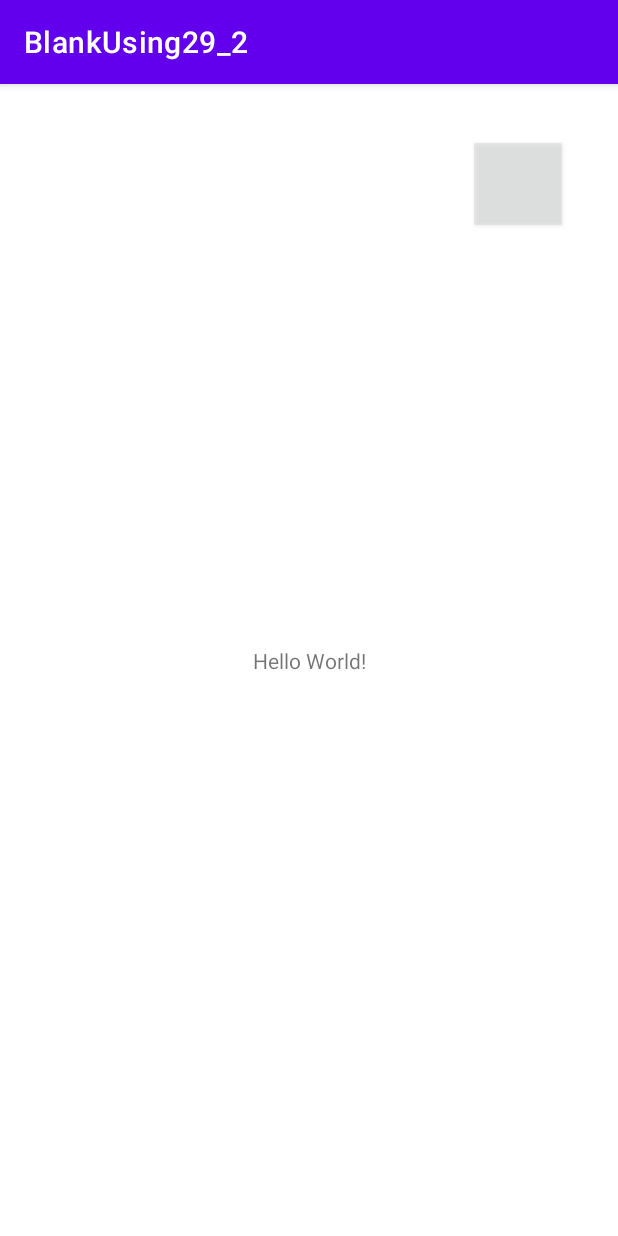
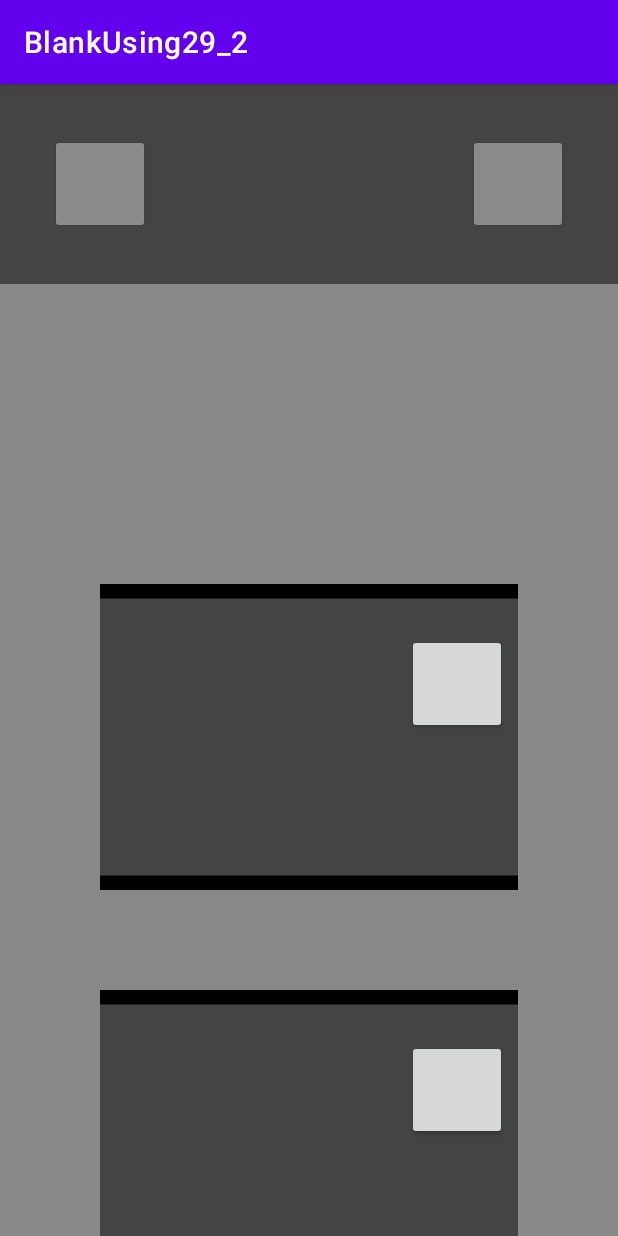
Before and after one commit to NickCoffin/Layout_Version, an Android app: the screen it shows after launch (MainActivity), on a phone screen of 412 x 824 dp. Run offline under Robolectric (Android 15) with nearby library versions, the phone set to English and light mode, and no system bars.

Commit message:
Nav bar, and saving policy menu
Added a nav bar that has 2 button that can go form settings and camera layout. settings can now go to the saving policy menu

```diff
--- /dev/null
+++ b/Android/Version29/app/src/main/java/com/example/blankusing29_2/Camera.java
@@ -0,0 +1,6 @@
+package com.example.blankusing29_2;
+
+public class Camera {
+    public int id;
+    public String name;
+}
--- /dev/null
+++ b/Android/Version29/app/src/main/java/com/example/blankusing29_2/Camera_Manager.java
@@ -0,0 +1,18 @@
+package com.example.blankusing29_2;
+
+import java.util.ArrayList;
+import java.util.List;
+
+public class Camera_Manager {
+    public List<Camera> cameras = new ArrayList<>();
+    public List<Notification> notifications = new ArrayList<>();
+    public List<Saving_Policy> saving_policies = new ArrayList<>();
+    public Camera_Manager(){
+        cameras.add(new Camera());
+        cameras.get(0).name = "camera1";
+        Saving_Policy policy = new Saving_Policy();
+        policy.camera = cameras.get(0);
+        policy.max_time = 10;
+        saving_policies.add(policy);
+    }
+}
--- /dev/null
+++ b/Android/Version29/app/src/main/java/com/example/blankusing29_2/Displayable_Policy.java
@@ -0,0 +1,5 @@
+package com.example.blankusing29_2;
+
+public interface Displayable_Policy {
+    public String get_display_text();
+}
--- a/Android/Version29/app/src/main/java/com/example/blankusing29_2/MainActivity.java
+++ b/Android/Version29/app/src/main/java/com/example/blankusing29_2/MainActivity.java
@@ -3,6 +3,7 @@ package com.example.blankusing29_2;
 import androidx.appcompat.app.AppCompatActivity;
 import androidx.constraintlayout.widget.ConstraintLayout;
 
+import android.graphics.Bitmap;
 import android.graphics.Canvas;
 import android.graphics.Color;
 import android.graphics.Paint;
@@ -12,11 +13,18 @@ import android.os.Bundle;
 import android.util.DisplayMetrics;
 import android.view.View;
 import android.widget.Button;
+import android.widget.ImageView;
+import android.widget.ScrollView;
 import android.widget.TextView;
 
 public class MainActivity extends AppCompatActivity {
+    public static final int visible = View.VISIBLE;
+    public static final int invisible = View.INVISIBLE;
+    public static int background_color1;
+    public static int background_color2;
 
-
+    public ConstraintLayout main_layout;
+    public Camera_Manager cameras;
 
     @Override
     protected void onCreate(Bundle savedInstanceState) {
@@ -25,70 +33,212 @@ public class MainActivity extends AppCompatActivity {
         ConstraintLayout constraintLayout = findViewById(R.id.main_layout);
         System.out.println("*******************\n\n\n" + constraintLayout);
 
-        View rect = fill_rectangle(Color.BLUE);
-        rect.setLayoutParams(createLayoutParams(100, 100, 100, 100, 600, 600));
-        constraintLayout.addView(rect);
-        rect.setVisibility(View.INVISIBLE);
+        background_color1 = Color.DKGRAY;
+        background_color2 = Color.GRAY;
 
-        ConstraintLayout camera_layout = construct_camera_layout(constraintLayout);
+        cameras = new Camera_Manager();
 
 
-        Button button = new Button(this);
-        button.setLayoutParams(createLayoutParams(50, -1, 50, -1, 100, 100));
-        button.setAlpha(0.5f);
-        button.setOnClickListener(new View.OnClickListener() {
+
+
+
+        main_layout = new ConstraintLayout(this);
+        main_layout.setLayoutParams(createLayoutParams(200, 0, 0, 0, -1, -1 ));
+        constraintLayout.addView(main_layout);
+
+        ConstraintLayout camera_layout = construct_camera_layout(main_layout);
+
+        construct_top_navigation_bar(constraintLayout);
+    }
+
+    public ConstraintLayout construct_top_navigation_bar(ConstraintLayout constraintLayout){
+        ConstraintLayout nav_layout = new ConstraintLayout(this);
+        nav_layout.setLayoutParams(createLayoutParams(0, -1, 0, 0, -1, 200));
+        constraintLayout.addView(nav_layout);
+
+        Button settings_button = new Button(this);
+        settings_button.setLayoutParams(createLayoutParams(50, -1, 50, -1, 100, 100));
+        settings_button.setAlpha(0.5f);
+        settings_button.setOnClickListener(new View.OnClickListener() {
             @Override
             public void onClick(View view) {
-                button.setVisibility(View.INVISIBLE);
-                camera_layout.setVisibility(View.VISIBLE);
+                main_layout.removeAllViews();
+                construct_settings_layout(main_layout);
             }
         });
-        constraintLayout.addView(button);
+        nav_layout.addView(settings_button);
+
+        Button camera_button = new Button(this);
+        camera_button.setLayoutParams(createLayoutParams(50, -1, -1, 50, 100, 100));
+        camera_button.setAlpha(0.5f);
+        camera_button.setOnClickListener(new View.OnClickListener() {
+            @Override
+            public void onClick(View view) {
+                main_layout.removeAllViews();
+                construct_camera_layout(main_layout);
+            }
+        });
+        nav_layout.addView(camera_button);
+
+
+
+
+
+        View top_navigator = fill_rectangle(background_color1);
+        top_navigator.setLayoutParams(createLayoutParams(0, -1, 0, 0, -1, 200));
+        nav_layout.addView(top_navigator);
+        return null;
+    }
+
+    public ConstraintLayout construct_saving_policy_layout(ConstraintLayout main_layout){
+        ConstraintLayout layout = new ConstraintLayout(this);
+        main_layout.addView(layout);
+
+        View rect = round_rectangle(Color.RED);
+        rect.setLayoutParams(createLayoutParams(50, -1, -1, 50, 400, 200));
+        TextView text = new TextView(this);
+        text.setLayoutParams(createLayoutParams(70, -1, -1, 60, 400, 200));
+        text.setTextColor(Color.BLACK);
+        layout.addView(text);
+
+        text.setText(cameras.saving_policies.get(0).get_display_text());
+
+        layout.addView(rect);
+
+
+
+        return layout;
+    }
+
+    public ConstraintLayout construct_settings_layout(ConstraintLayout main_layout){
+        ConstraintLayout settings_layout = new ConstraintLayout(this);
+        main_layout.addView(settings_layout);
+
+        int space_between_settings = 10;
+        int setting_height = 200;
+        int height_factor = 200+10;
+
+        View background = fill_rectangle(background_color2);
+        background.setLayoutParams(createLayoutParams(0, 0, 0, 0, -1, -1));
+        settings_layout.addView(background);
+
+        String[] setting_texts = {
+                "saving",
+                "notifications",
+                "setting 3",
+                "setting 4"
+        };
+
+        for(int i = 0; i < 4; i++){
+            int finalI = i;
+            ConstraintLayout setting = new ConstraintLayout(this);
+            setting.setOnClickListener(new View.OnClickListener() {
+                @Override
+                public void onClick(View view) {
+                    if(finalI == 0){
+                        System.out.println("hello!!");
+                        main_layout.removeAllViews();
+                        construct_saving_policy_layout(main_layout);
+                    }
+                }
+            });
+            setting.setLayoutParams(createLayoutParams(height_factor*i, -1, 0, 0, -1, 200));
+            settings_layout.addView(setting);
+
+            View rectangle = fill_rectangle(background_color1);
+            setting.addView(rectangle);
+
+            TextView text = new TextView(this);
+            text.setText(setting_texts[i]);
+            text.setTextSize(5, 5);
+            setting.addView(text);
+
+        }
+
+
+
+
+
+        return settings_layout;
     }
 
     public ConstraintLayout construct_camera_layout(ConstraintLayout main_layout){
         int width = get_width_of_screen();
 
+        int border_color = Color.BLACK;
 
         ConstraintLayout camera_layout = new ConstraintLayout(this);
         camera_layout.setLayoutParams(createLayoutParams(0, 0, 0, 0, -1, -1));
         main_layout.addView(camera_layout);
-        camera_layout.setVisibility(View.INVISIBLE);
+        //camera_layout.setVisibility(View.INVISIBLE);
+        int camera_vertical_start = 200;
         int camera_width = (int)(width*0.8);
         int camera_height = (int)(camera_width * 0.62);
         int camera_padding = 100;
 
+        View background = fill_rectangle(background_color2);
+        background.setLayoutParams(createLayoutParams(0, 0, 0, 0, -1, -1));
+        camera_layout.addView(background);
+
+        ScrollView scroll = new ScrollView(this);
+        scroll.setLayoutParams(createLayoutParams(camera_vertical_start, 0, 100, 100, -1, -1));
+        camera_layout.addView(scroll);
+
+        ConstraintLayout scroll_container = new ConstraintLayout(this);
+        scroll.addView(scroll_container);
+
         ConstraintLayout[] layouts = new ConstraintLayout[4];
         for(int i = 0; i < layouts.length; i++){
             ConstraintLayout constraintLayout_camera1 = new ConstraintLayout(this);
-            constraintLayout_camera1.setLayoutParams(createLayoutParams(100 + (camera_height + camera_padding) * i, -1, -1, 100, camera_width, camera_height));
-            camera_layout.addView(constraintLayout_camera1);
+            constraintLayout_camera1.setLayoutParams(createLayoutParams(100 + (camera_height + camera_padding) * i, -1, 0, 0, camera_width, camera_height));
+            scroll_container.addView(constraintLayout_camera1);
             layouts[i] = constraintLayout_camera1;
         }
 
         for(int i = 0; i < layouts.length; i++){
-            View border = rectangle(Color.RED, 15);
+            View border = rectangle(border_color, 15);
             border.setLayoutParams(createLayoutParams(0, 0, 0, 0, -1, -1));
-            View fill = fill_rectangle(Color.BLUE);
+            View fill = fill_rectangle(background_color1);
             fill.setLayoutParams(createLayoutParams(0, 0, 0, 0, -1, -1));
             layouts[i].addView(fill);
             layouts[i].addView(border);
+
+            Button settings = new Button(this);
+            settings.setOnClickListener(new View.OnClickListener() {
+                @Override
+                public void onClick(View view) {
+
+                }
+            });
+            settings.setLayoutParams(createLayoutParams(50, -1, 50, -1, 100, 100));
+            layouts[i].addView(settings);
         }
         return camera_layout;
     }
 
-    public View round_rectangle(){
+    public View round_rectangle(int color){
         return new View(this){
             @Override
             protected void onDraw(Canvas canvas) {
                 float radius = 20.0f;
                 Paint paint = new Paint();
-                paint.setColor(Color.RED);
+                paint.setColor(color);
                 paint.setAlpha(128);
                 System.out.println("round: " );
                 System.out.println(getBottom() - 1 * radius);
                 //public void drawRoundRect(float left, float top, float right, float bottom, float rx, float ry, @NonNull Paint paint)
-                canvas.drawRoundRect(getLeft(), getTop(), getRight() - 2 * radius, getBottom() - 2 * radius, radius, radius, paint);
+                canvas.drawRoundRect(0, 0, getRight() - getLeft(), getBottom() - getTop(), radius, radius, paint);
+            }
+
+        };
+    }
+
+    public View image_view(){
+        return new View(this){
+            @Override
+            protected void onDraw(Canvas canvas) {
+
+
             }
 
         };
@@ -114,7 +264,7 @@ public class MainActivity extends AppCompatActivity {
         return new View(this){
             @Override
             protected void onDraw(Canvas canvas) {
-                int padding = 10;
+                int padding = 0;
 
                 System.out.println("bounds: " + canvas.getClipBounds());
                 float radius = 20.0f;
@@ -138,7 +288,7 @@ public class MainActivity extends AppCompatActivity {
         return new View(this){
             @Override
             protected void onDraw(Canvas canvas) {
-                int padding = 10;
+                int padding = 0;
 
                 System.out.println("bounds: " + canvas.getClipBounds());
                 float radius = 20.0f;
--- /dev/null
+++ b/Android/Version29/app/src/main/java/com/example/blankusing29_2/Saving_Policy.java
@@ -0,0 +1,11 @@
+package com.example.blankusing29_2;
+
+public class Saving_Policy implements Displayable_Policy{
+    public int max_time;
+    public Camera camera;
+
+    @Override
+    public String get_display_text() {
+        return camera.name + ": " + max_time + " minutes";
+    }
+}
--- a/Android/Version29/app/src/main/res/layout/activity_main.xml
+++ b/Android/Version29/app/src/main/res/layout/activity_main.xml
@@ -5,15 +5,4 @@
     android:id="@+id/main_layout"
     android:layout_width="match_parent"
     android:layout_height="match_parent"
-    tools:context=".MainActivity">
-
-    <TextView
-        android:layout_width="wrap_content"
-        android:layout_height="wrap_content"
-        android:text="Hello World!"
-        app:layout_constraintBottom_toBottomOf="parent"
-        app:layout_constraintEnd_toEndOf="parent"
-        app:layout_constraintStart_toStartOf="parent"
-        app:layout_constraintTop_toTopOf="parent" />
-
-</androidx.constraintlayout.widget.ConstraintLayout>
+    tools:context=".MainActivity"/>
```
Also changed, not shown: Android/Version29/app/src/main/java/com/example/blankusing29_2/Criteria.java (added, +9 -0 lines), Android/Version29/app/src/main/java/com/example/blankusing29_2/Notification.java (added, +13 -0 lines).
